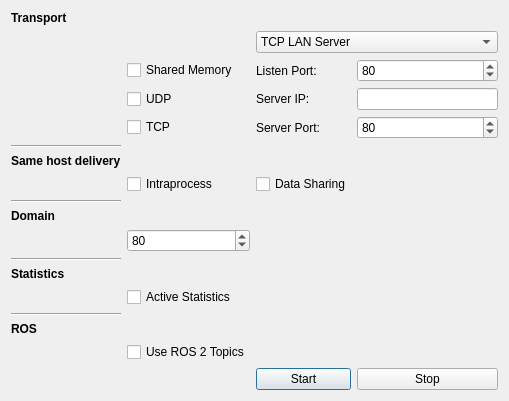
Qt form forms/participantdialog.ui (eProsima/ShapesDemo) before a commit.
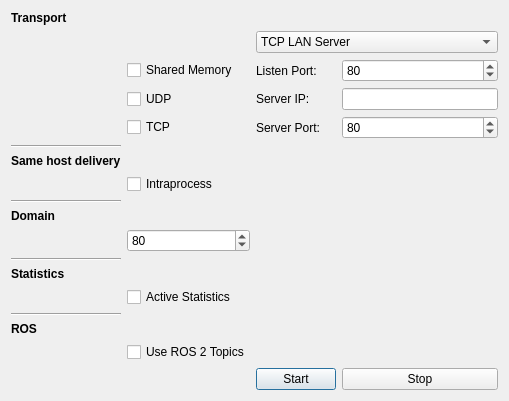
The same form after that commit.

Commit message: Remove Data-Sharing option from ShapesDemo (#113)

The edit to the form file:
```diff
--- a/forms/participantdialog.ui
+++ b/forms/participantdialog.ui
@@ -195,13 +195,6 @@
      </property>
     </widget>
    </item>
-   <item row="12" column="3">
-    <widget class="QCheckBox" name="DataSharingcheckBox">
-     <property name="text">
-      <string>Data Sharing</string>
-     </property>
-    </widget>
-   </item>
    <item row="6" column="1">
     <widget class="QCheckBox" name="SHMcheckBox">
      <property name="text">
```
The commit also changes 7 other files.
